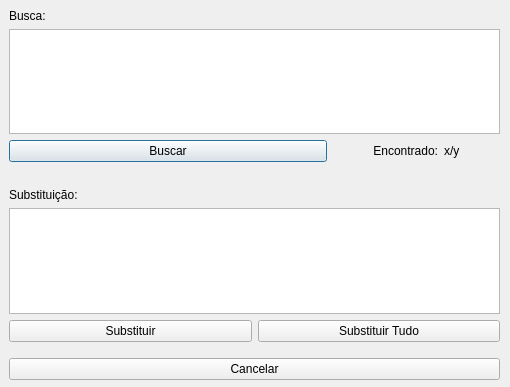
The window that src/gui/findreplacedialog.ui (petcomputacaoufrgs/hidracpp) describes before a commit, drawn with Qt 5.
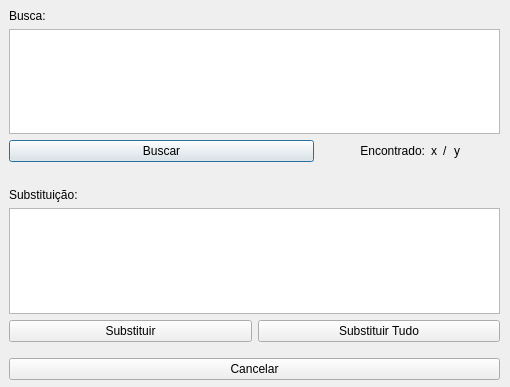
The same window after the commit.

The edit to the form file:
```diff
--- a/src/gui/findreplacedialog.ui
+++ b/src/gui/findreplacedialog.ui
@@ -104,7 +104,7 @@
          <enum>Qt::RightToLeft</enum>
         </property>
         <property name="text">
-         <string>x/y</string>
+         <string>x</string>
         </property>
         <property name="alignment">
          <set>Qt::AlignLeading|Qt::AlignLeft|Qt::AlignVCenter</set>
@@ -117,6 +117,20 @@
         </property>
        </widget>
       </item>
+      <item>
+       <widget class="QLabel" name="label_6">
+        <property name="text">
+         <string>/</string>
+        </property>
+       </widget>
+      </item>
+      <item>
+       <widget class="QLabel" name="labelFound">
+        <property name="text">
+         <string>y</string>
+        </property>
+       </widget>
+      </item>
       <item>
        <spacer name="horizontalSpacer_4">
         <property name="orientation">
```
Left out of the diff: 2 changed lines with no effect on the pictures.
